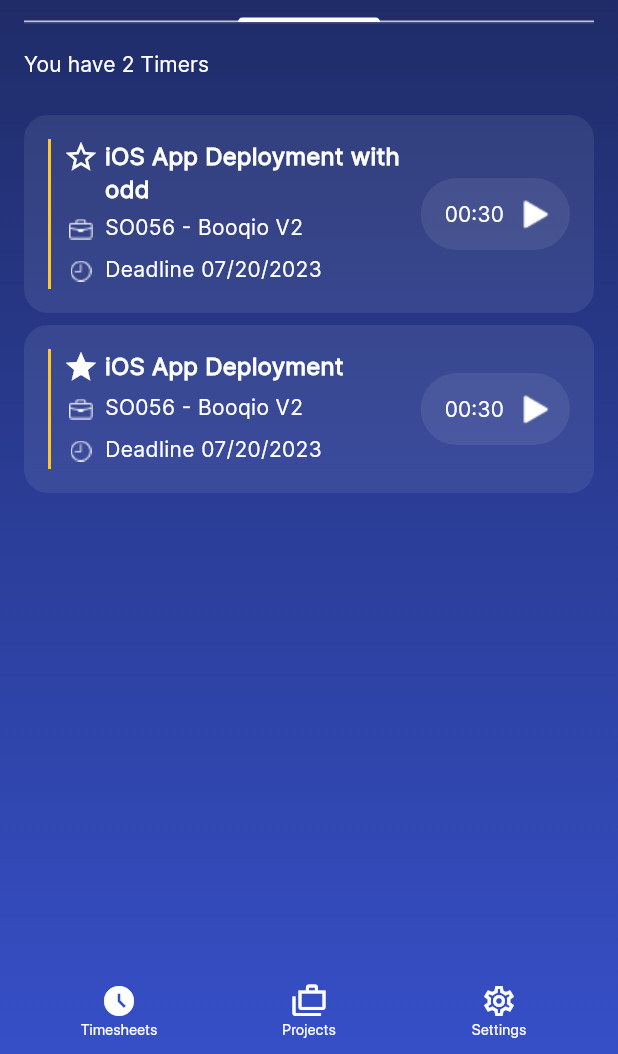
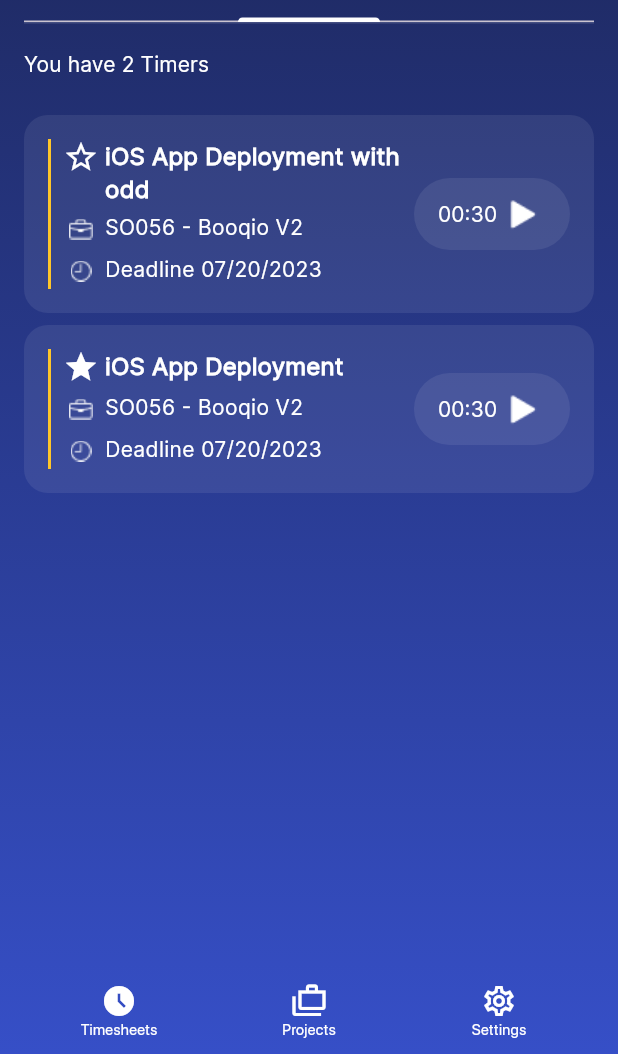
Before and after one commit to AlexEduV/apexive_test_timers_flutter, a Flutter app: the screen it shows after launch, on a phone screen of 412 x 824 dp, the part 182-1236 px from its top. Run offline on Flutter 3.47's test engine with Material 3 defaults, Android fonts, the phone set to English and light mode, and no system bars.

Commit message:
updated play/pause button in main;
as per design;

```diff
--- a/apexive_senior_flutter_engineer_timers_test/lib/pages/my_home_page.dart
+++ b/apexive_senior_flutter_engineer_timers_test/lib/pages/my_home_page.dart
@@ -237,6 +237,7 @@ class _MyHomePageState extends State<MyHomePage> {
         child: Row(
           mainAxisAlignment: MainAxisAlignment.spaceBetween,
           children: [
+
             //column with timer specs and border
             Expanded(
               child: Container(
@@ -281,17 +282,20 @@ class _MyHomePageState extends State<MyHomePage> {
             GestureDetector(
               onTap: () => onPauseButtonPressed(index),
               child: Container(
+                width: 104,
+                height: 48,
                 decoration: BoxDecoration(
                   borderRadius: BorderRadius.circular(64),
                   color: listOfTasks[index].isActive ? Colors.white : Colors.white.withOpacity(.08),
                 ),
                 padding: const EdgeInsets.only(left: 16, top: 8, right: 8, bottom: 8),
-                child: Row(
+                child: Wrap(
+                  runSpacing: 4,
+                  crossAxisAlignment: WrapCrossAlignment.center,
                   children: [
+
                     //time
                     Text(listOfTasks[index].currentTime, style: TypographyStyles.getLabelLarge(specifiedColor: listOfTasks[index].isActive ? Colors.black : Colors.white),),
-
-                    const Padding(padding: EdgeInsets.only(right: 4),),
 
                     //pause icon
                     Image.asset(listOfTasks[index].isActive ?
```
